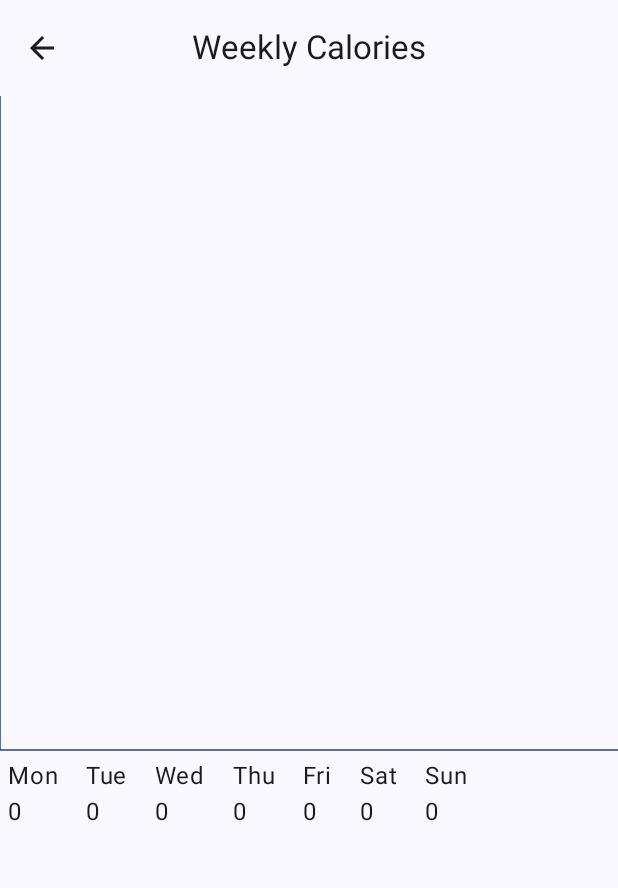
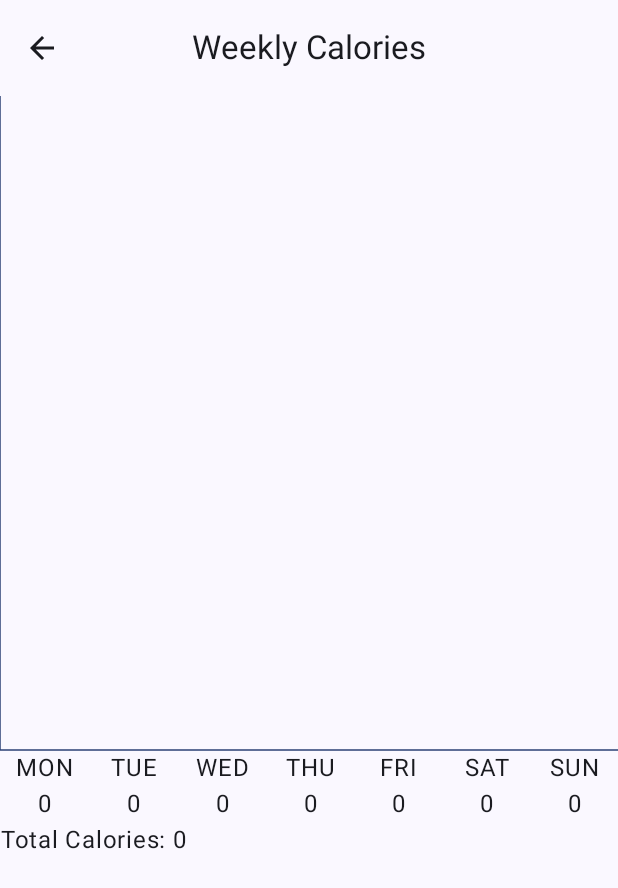
Before and after one commit to blahblahblah552/CalAndFast, an Android app built with Jetpack Compose: the WeeklyScreen screen opened through its navigation route, on a phone screen of 412 x 824 dp. Shown: the top 888 px of the screen. Run offline under Robolectric (Android 15) with nearby library versions, the phone set to English and light mode, and no system bars.

```diff
--- a/app/src/main/java/com/example/calandfast/ui/consumable/ConsumableEditScreen.kt
+++ b/app/src/main/java/com/example/calandfast/ui/consumable/ConsumableEditScreen.kt
@@ -16,7 +16,6 @@ import androidx.compose.ui.tooling.preview.Preview
 import androidx.lifecycle.viewmodel.compose.viewModel
 import com.example.calandfast.InventoryTopAppBar
 import com.example.calandfast.R
-import com.example.calandfast.database.Consumable
 import com.example.calandfast.ui.AppViewModelProvider
 import com.example.calandfast.ui.navigation.NavigationDestination
 import com.example.calandfast.ui.theme.CalAndFastTheme
--- a/app/src/main/java/com/example/calandfast/ui/home/HomeScreen.kt
+++ b/app/src/main/java/com/example/calandfast/ui/home/HomeScreen.kt
@@ -75,7 +75,6 @@ fun HomeScreen(
 ) {
     val homeUiState by viewModel.homeUiState.collectAsState()
     val scrollBehavior = TopAppBarDefaults.enterAlwaysScrollBehavior()
-
     Scaffold(
         modifier = modifier.nestedScroll(scrollBehavior.nestedScrollConnection),
         topBar = {
@@ -84,7 +83,9 @@ fun HomeScreen(
                 canNavigateBack = false,
                 scrollBehavior = scrollBehavior
             )
-            MinimalDropdownMenu(navigateToWeekly)
+                MinimalDropdownMenu(
+                    navigateToWeekly
+                )
             },
         floatingActionButton = {
             FloatingActionButton(
@@ -112,7 +113,6 @@ fun HomeScreen(
     }
 }
 
-
 @Composable
 private fun HomeBody(
     itemList: List<Consumable>,
@@ -120,6 +120,7 @@ private fun HomeBody(
     modifier: Modifier = Modifier,
     contentPadding: PaddingValues = PaddingValues(0.dp),
 ) {
+
     Column(
         horizontalAlignment = Alignment.CenterHorizontally,
         modifier = modifier,
@@ -159,6 +160,7 @@ private fun InventoryList(
     itemList: List<Consumable>,
     onItemClick: (Consumable) -> Unit,
     contentPadding: PaddingValues,
+
     modifier: Modifier = Modifier
 ) {
     val ttCal = getTotalCal(itemList)
@@ -217,15 +219,19 @@ private fun InventoryItem(
 }
 
 @Composable
-fun MinimalDropdownMenu(navigateToWeekly:() -> Unit,) {
+fun MinimalDropdownMenu(
+    navigateToWeekly:() -> Unit){
     var expanded by remember { mutableStateOf(false) }
     Box(
         modifier = Modifier
-            .padding(16.dp)
+            .fillMaxWidth()
+            .padding(36.dp),
+        contentAlignment = Alignment.TopEnd
     ) {
         IconButton(onClick = { expanded = !expanded }) {
             Icon(Icons.Default.MoreVert, contentDescription = "More options")
         }
+        Column {
             DropdownMenu(
                 expanded = expanded,
                 onDismissRequest = { expanded = false }
@@ -240,6 +246,7 @@ fun MinimalDropdownMenu(navigateToWeekly:() -> Unit,) {
                     onClick = { /* Do something... */ },
                     trailingIcon = { Icon(Icons.Default.Settings, contentDescription = "Settings") }
                 )
+            }
         }
     }
 }
@@ -272,3 +279,13 @@ fun InventoryItemPreview() {
         )
     }
 }
+
+@Preview(showBackground = true)
+@Composable
+fun DropdownPreview() {
+    CalAndFastTheme {
+        MinimalDropdownMenu(
+            navigateToWeekly = {}
+        )
+    }
+}
--- a/app/src/main/java/com/example/calandfast/ui/weeklyTotals/WeeklyScreen.kt
+++ b/app/src/main/java/com/example/calandfast/ui/weeklyTotals/WeeklyScreen.kt
@@ -1,5 +1,6 @@
 package com.example.calandfast.ui.weeklyTotals
 
+import android.annotation.SuppressLint
 import androidx.compose.foundation.background
 import androidx.compose.foundation.layout.Arrangement
 import androidx.compose.foundation.layout.Column
@@ -28,6 +29,8 @@ import androidx.compose.ui.graphics.Color
 import androidx.compose.ui.platform.LocalDensity
 import androidx.compose.ui.platform.LocalLayoutDirection
 import androidx.compose.ui.res.stringResource
+import androidx.compose.ui.text.style.TextAlign
+import androidx.compose.ui.tooling.preview.Preview
 import androidx.compose.ui.unit.Dp
 import androidx.compose.ui.unit.dp
 import androidx.lifecycle.viewmodel.compose.viewModel
@@ -35,6 +38,7 @@ import com.example.calandfast.InventoryTopAppBar
 import com.example.calandfast.R
 import com.example.calandfast.ui.AppViewModelProvider
 import com.example.calandfast.ui.navigation.NavigationDestination
+import com.example.calandfast.ui.theme.CalAndFastTheme
 import java.time.DayOfWeek
 
 object WeeklyCaloriesDestination : NavigationDestination {
@@ -47,10 +51,10 @@ object WeeklyCaloriesDestination : NavigationDestination {
 fun WeeklyScreen(
     navigateBack: () -> Unit,
     modifier: Modifier = Modifier,
-    viewModel: WeeklyViewModel = viewModel(factory = AppViewModelProvider.Factory)
+    weeklyViewModel: WeeklyViewModel = viewModel(factory = AppViewModelProvider.Factory)
 ) {
-    val uiState = viewModel.uiState.collectAsState()
-    val currentWeekCal = viewModel.initThisWeek(uiState.value.itemList)
+    val uiState = weeklyViewModel.uiState.collectAsState()
+    val currentWeekCal = weeklyViewModel.initThisWeek(uiState.value.itemList)
     Scaffold(
         topBar = {
             InventoryTopAppBar(
@@ -62,9 +66,10 @@ fun WeeklyScreen(
 
         modifier = modifier,
     ) { innerPadding ->
-        Column {
+        val weekList = weeklyViewModel.mapToList(currentWeekCal)
+            Column {
             Row {
-                val weekList = viewModel.mapToList(currentWeekCal)
+
                 BarChart(
                     modifier,
                     weekList
@@ -73,6 +78,7 @@ fun WeeklyScreen(
             Row {
                 WeeklyCalorieBody(
                     currentWeekCal,
+                    weekList.sum().toInt(),
                     modifier = Modifier
                         .padding(
                             start = innerPadding.calculateStartPadding(LocalLayoutDirection.current),
@@ -85,36 +91,30 @@ fun WeeklyScreen(
     }
 }
 
+@SuppressLint("DefaultLocale")
 @Composable
 private fun WeeklyCalorieBody(
-    currentWeekCal: Map<DayOfWeek,Int>,
+    currentWeekCal: Map<DayOfWeek, Int>,
+    totalWeeklyCalories: Int, // Pass as parameter
     modifier: Modifier = Modifier
 ){
-    Row(
+    Column(
         modifier = modifier
-            .padding(5.dp),
-        horizontalArrangement = Arrangement.spacedBy(18.dp)
-    ) {
+    ){
+        Row {
+            currentWeekCal.forEach { (dayOfWeek, calories) ->
+                Text(
+                    text = "${dayOfWeek.name.take(3)}\n$calories",
+                    modifier = Modifier
+                        .weight(1f),
+                    textAlign = TextAlign.Center
+                )
+            }
+        }
+
         Text(
-            text= "Mon\n${currentWeekCal[DayOfWeek.MONDAY]}"
-        )
-        Text(
-            text= "Tue\n${currentWeekCal[DayOfWeek.TUESDAY]}"
-        )
-        Text(
-            text= "Wed\n${currentWeekCal[DayOfWeek.WEDNESDAY]}"
-        )
-        Text(
-            text= "Thu\n${currentWeekCal[DayOfWeek.THURSDAY]}"
-        )
-        Text(
-            text= "Fri\n${currentWeekCal[DayOfWeek.FRIDAY]}"
-        )
-        Text(
-            text= "Sat\n${currentWeekCal[DayOfWeek.SATURDAY]}"
-        )
-        Text(
-            text= "Sun\n${currentWeekCal[DayOfWeek.SUNDAY]}"
+            text = "Total Calories: $totalWeeklyCalories",
+            textAlign = TextAlign.Center
         )
     }
 }
@@ -191,3 +191,34 @@ private fun RowScope.Bar(
             .background(color)
     )
 }
+
+////////////// previews
+
+
+
+@Preview(showBackground = true)
+@Composable
+fun HomeBodyPreview() {
+    CalAndFastTheme{
+        WeeklyCalorieBody(currentWeekCal = mapOf(DayOfWeek.MONDAY to 100, DayOfWeek.TUESDAY to 200,
+            DayOfWeek.WEDNESDAY to 300, DayOfWeek.THURSDAY to 400, DayOfWeek.FRIDAY to 500,
+            DayOfWeek.SATURDAY to 600, DayOfWeek.SUNDAY to 700),
+            2000,
+            modifier = Modifier)
+    }
+}
+@Preview(showBackground = true)
+@Composable
+fun BarChartPreview() {
+    CalAndFastTheme{
+        BarChart(modifier = Modifier, values = listOf(100f,200f,300f,400f,500f,600f,700f))
+    }
+}
+
+@Preview(showBackground = true)
+@Composable
+fun WeeklyScreenPreview() {
+    CalAndFastTheme{
+        WeeklyScreen(modifier = Modifier, navigateBack = {})
+    }
+}
--- a/app/src/main/java/com/example/calandfast/ui/weeklyTotals/WeeklyViewModel.kt
+++ b/app/src/main/java/com/example/calandfast/ui/weeklyTotals/WeeklyViewModel.kt
@@ -1,6 +1,5 @@
 package com.example.calandfast.ui.weeklyTotals
 
-import android.util.Log
 import androidx.lifecycle.ViewModel
 import androidx.lifecycle.viewModelScope
 import com.example.calandfast.database.Consumable
@@ -13,9 +12,8 @@ import java.time.DayOfWeek
 import java.time.Instant
 import java.time.LocalDateTime
 import java.time.ZoneId
-import java.util.Calendar
-
-var ZONE_OFFSET = 14927011L
+import java.time.ZoneOffset
+import java.time.temporal.TemporalAdjusters
 
 class WeeklyViewModel (
     itemsRepository: ConsumablesRepository,
@@ -31,7 +29,7 @@ class WeeklyViewModel (
         )
 
     val uiState: StateFlow<WeeklyUiState> =
-        itemsRepository.getCurrentWeekConsumable(getStartOfWeek())
+        itemsRepository.getCurrentWeekConsumable(getStartOfWeekMillis())
             .map { WeeklyUiState(it) }
             .stateIn(
                 scope = viewModelScope,
@@ -40,22 +38,14 @@ class WeeklyViewModel (
             )
 
 
-    private fun getStartOfWeek(): Long {
-        val currentTime = System.currentTimeMillis()
-        val calendar = Calendar.getInstance()
-        calendar.timeInMillis = currentTime
-        val dayOfWeek = calendar.get(Calendar.DAY_OF_WEEK)
-
-        // Subtract days to reach Monday (1), adjust if necessary
-        var daysToSubtract = dayOfWeek - 1
-
-        if (daysToSubtract < 0) {
-            daysToSubtract += 7
-        }
-
-        calendar.add(Calendar.DAY_OF_MONTH, - daysToSubtract)
-        Log.d("WeeklyViewModel", "getStartOfWeek: ${calendar.timeInMillis + ZONE_OFFSET}")
-        return calendar.timeInMillis + ZONE_OFFSET
+    fun getStartOfWeekMillis(): Long {
+        val now = LocalDateTime.now()
+        val startOfWeek = now.with(TemporalAdjusters.previousOrSame(DayOfWeek.MONDAY))
+            .withHour(0)
+            .withMinute(0)
+            .withSecond(0)
+            .withNano(0)
+        return startOfWeek.toInstant(ZoneOffset.UTC).toEpochMilli()
     }
 
     companion object {
@@ -86,4 +76,5 @@ private fun dayOfWeekFromMillis(millis: Long, zoneId: ZoneId = ZoneId.systemDefa
 
 
 data class WeeklyUiState(
-    val itemList: List<Consumable> = listOf())
+    val itemList: List<Consumable> = listOf()
+)
```
Also changed, not shown: app/src/main/java/com/example/calandfast/ui/consumable/ConsumableEditViewModel.kt (+28 -10 lines), app/src/main/java/com/example/calandfast/ui/weeklyTotals/BarData.kt (added, +76 -0 lines). Lines whose indentation alone changed are shown as unchanged.
